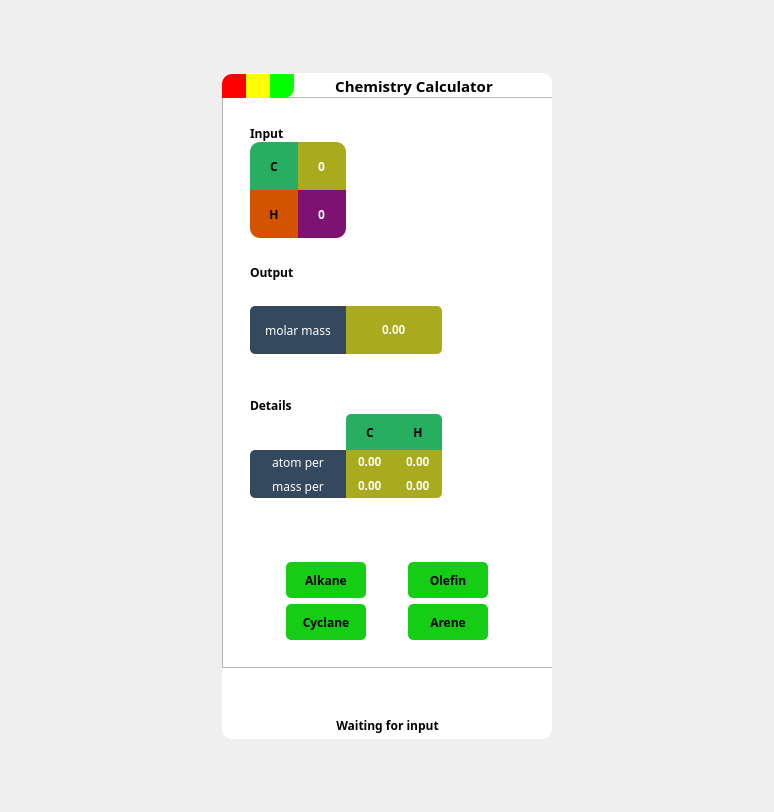
Before: the Qt Designer form widget.ui in ACupofAir/Stoichiometric, drawn with Qt 5.
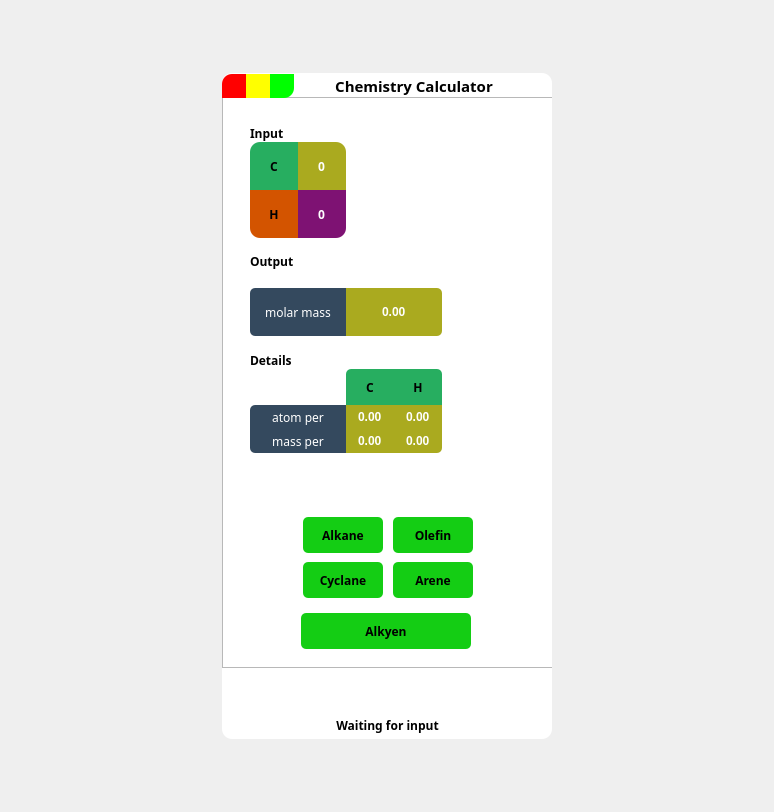
After: the same form once the commit is applied.

Commit message: Add support for alkyen

Patch:
```diff
--- a/widget.ui
+++ b/widget.ui
@@ -73,7 +73,7 @@
       <layout class="QHBoxLayout" name="horizontalLayout_6" stretch="1">
        <item>
         <widget class="QWidget" name="widgetLeft" native="true">
-         <layout class="QVBoxLayout" name="verticalLayout_4" stretch="2,4,1">
+         <layout class="QVBoxLayout" name="verticalLayout_4" stretch="2,4,1,0">
           <item>
            <widget class="QWidget" name="inputWidget" native="true">
             <layout class="QVBoxLayout" name="verticalLayout_3">
@@ -924,7 +924,13 @@
           <item>
            <widget class="QWidget" name="widget_6" native="true">
             <layout class="QGridLayout" name="gridLayout_2">
-             <item row="2" column="0">
+             <property name="horizontalSpacing">
+              <number>0</number>
+             </property>
+             <property name="verticalSpacing">
+              <number>9</number>
+             </property>
+             <item row="2" column="1">
               <widget class="QPushButton" name="CyclaneBtn">
                <property name="enabled">
                 <bool>true</bool>
@@ -986,49 +992,19 @@
               </widget>
              </item>
              <item row="0" column="0">
-              <widget class="QPushButton" name="AlkaneBtn">
-               <property name="minimumSize">
-                <size>
-                 <width>80</width>
-                 <height>36</height>
-                </size>
+              <spacer name="horizontalSpacer_5">
+               <property name="orientation">
+                <enum>Qt::Horizontal</enum>
                </property>
-               <property name="maximumSize">
+               <property name="sizeHint" stdset="0">
                 <size>
-                 <width>80</width>
-                 <height>36</height>
+                 <width>40</width>
+                 <height>20</height>
                 </size>
                </property>
-               <property name="font">
-                <font>
-                 <family>Cascadia Mono</family>
-                 <weight>75</weight>
-                 <bold>true</bold>
-                </font>
-               </property>
-               <property name="styleSheet">
-                <string notr="true">QPushButton
-{
-	border:none;
-	background-color: rgb(20, 205, 20);
-	border-radius:5px;
-}
-QPushButton:hover
-{
-	background-color: rgb(0,230, 0);
-}
-QPushButton:pressed
-{
-	background-color: rgb(0,230, 0);
-}
-</string>
-               </property>
-               <property name="text">
-                <string>Alkane</string>
-               </property>
-              </widget>
+              </spacer>
              </item>
-             <item row="0" column="1">
+             <item row="0" column="3">
               <widget class="QPushButton" name="OlefinBtn">
                <property name="minimumSize">
                 <size>
@@ -1071,7 +1047,7 @@
                </property>
               </widget>
              </item>
-             <item row="2" column="1">
+             <item row="2" column="3">
               <widget class="QPushButton" name="AreneBtn">
                <property name="minimumSize">
                 <size>
@@ -1114,9 +1090,140 @@
                </property>
               </widget>
              </item>
+             <item row="0" column="1">
+              <widget class="QPushButton" name="AlkaneBtn">
+               <property name="minimumSize">
+                <size>
+                 <width>80</width>
+                 <height>36</height>
+                </size>
+               </property>
+               <property name="maximumSize">
+                <size>
+                 <width>80</width>
+                 <height>36</height>
+                </size>
+               </property>
+               <property name="font">
+                <font>
+                 <family>Cascadia Mono</family>
+                 <weight>75</weight>
+                 <bold>true</bold>
+                </font>
+               </property>
+               <property name="styleSheet">
+                <string notr="true">QPushButton
+{
+	border:none;
+	background-color: rgb(20, 205, 20);
+	border-radius:5px;
+}
+QPushButton:hover
+{
+	background-color: rgb(0,230, 0);
+}
+QPushButton:pressed
+{
+	background-color: rgb(0,230, 0);
+}
+</string>
+               </property>
+               <property name="text">
+                <string>Alkane</string>
+               </property>
+              </widget>
+             </item>
+             <item row="0" column="4">
+              <spacer name="horizontalSpacer_6">
+               <property name="orientation">
+                <enum>Qt::Horizontal</enum>
+               </property>
+               <property name="sizeHint" stdset="0">
+                <size>
+                 <width>40</width>
+                 <height>20</height>
+                </size>
+               </property>
+              </spacer>
+             </item>
+             <item row="0" column="2">
+              <spacer name="horizontalSpacer_7">
+               <property name="orientation">
+                <enum>Qt::Horizontal</enum>
+               </property>
+               <property name="sizeType">
+                <enum>QSizePolicy::Fixed</enum>
+               </property>
+               <property name="sizeHint" stdset="0">
+                <size>
+                 <width>10</width>
+                 <height>20</height>
+                </size>
+               </property>
+              </spacer>
+             </item>
             </layout>
            </widget>
           </item>
+          <item>
+           <widget class="QWidget" name="widget_3" native="true">
+            <property name="minimumSize">
+             <size>
+              <width>170</width>
+              <height>36</height>
+             </size>
+            </property>
+            <widget class="QPushButton" name="pushButton">
+             <property name="geometry">
+              <rect>
+               <x>60</x>
+               <y>0</y>
+               <width>170</width>
+               <height>36</height>
+              </rect>
+             </property>
+             <property name="minimumSize">
+              <size>
+               <width>170</width>
+               <height>36</height>
+              </size>
+             </property>
+             <property name="maximumSize">
+              <size>
+               <width>170</width>
+               <height>36</height>
+              </size>
+             </property>
+             <property name="font">
+              <font>
+               <family>Cascadia Mono</family>
+               <weight>75</weight>
+               <bold>true</bold>
+              </font>
+             </property>
+             <property name="styleSheet">
+              <string notr="true">QPushButton
+{
+	border:none;
+	background-color: rgb(20, 205, 20);
+	border-radius:5px;
+}
+QPushButton:hover
+{
+	background-color: rgb(0,230, 0);
+}
+QPushButton:pressed
+{
+	background-color: rgb(0,230, 0);
+}
+</string>
+             </property>
+             <property name="text">
+              <string>Alkyen</string>
+             </property>
+            </widget>
+           </widget>
+          </item>
          </layout>
         </widget>
        </item>
```
The commit also changes 7 other files.
